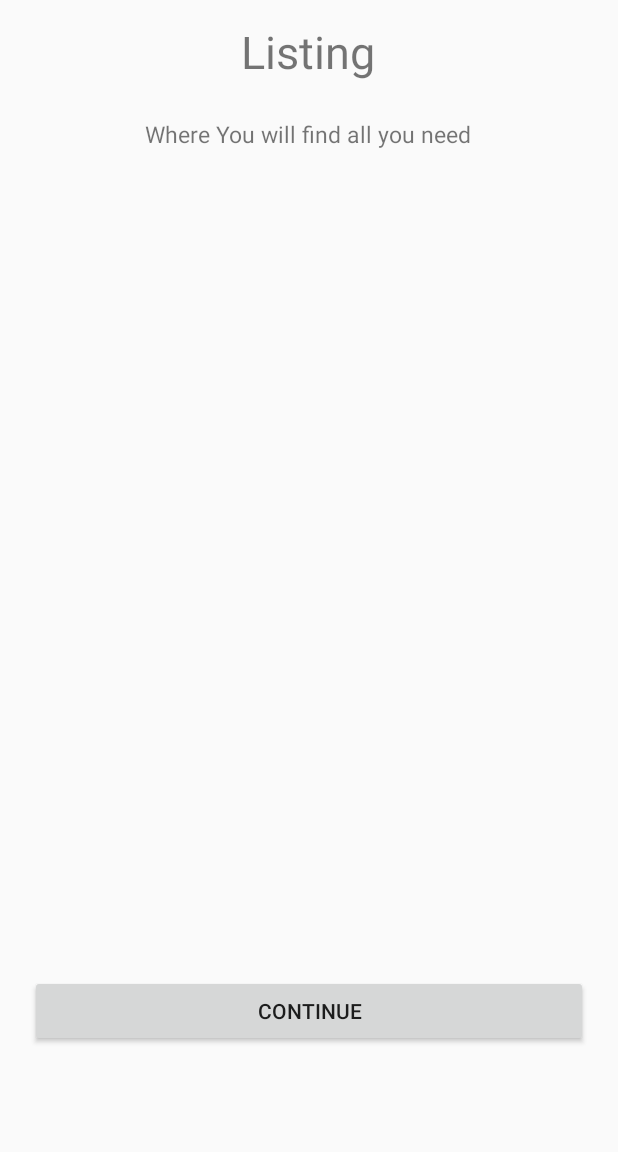
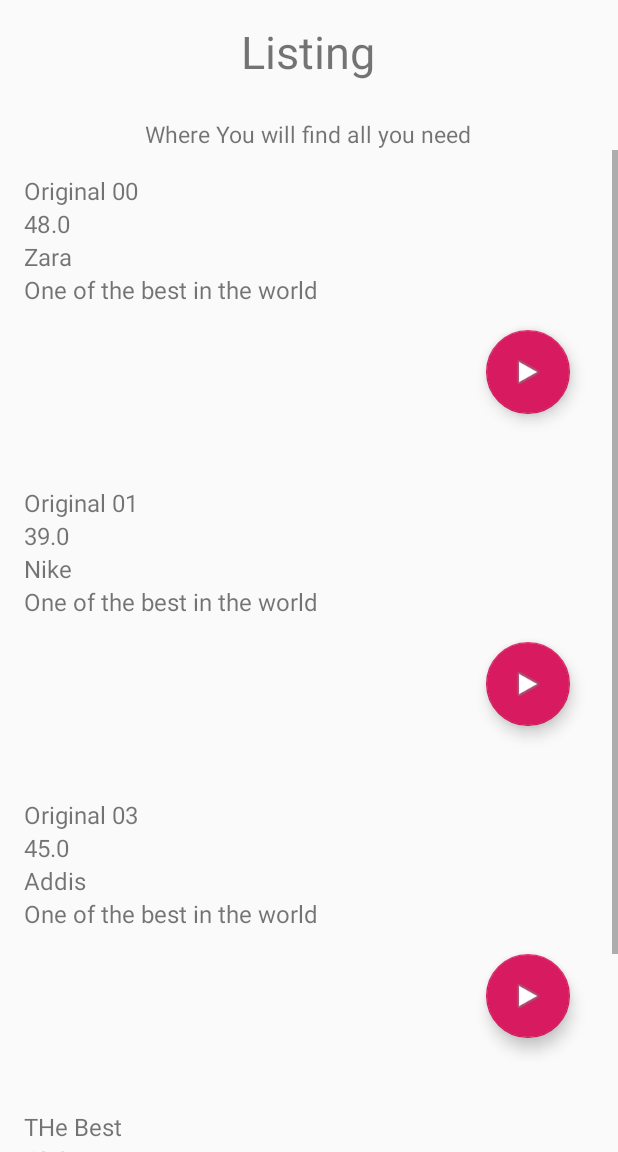
Before and after one commit to khaled-osama-elhabibi/ShoeStore, an Android app: the ListingFragment screen opened directly, with no data from a screen before it, on a phone screen of 412 x 824 dp, the part 84-1236 px from its top. Run offline under Robolectric (Android 15) with nearby library versions, the phone set to English and light mode, and no system bars; our stand-ins replace Timber, data binding, navigation-ui.

Commit message:
add: RecyclerView

```diff
--- a/app/src/main/java/com/udacity/shoestore/DetailsFragment.kt
+++ b/app/src/main/java/com/udacity/shoestore/DetailsFragment.kt
@@ -21,6 +21,7 @@ class DetailsFragment: Fragment() {
         savedInstanceState: Bundle?
     ): View? {
         navController = NavHostFragment.findNavController(this)
+        var args = DetailsFragmentArgs.fromBundle(arguments)
 
         val binding = DataBindingUtil.inflate<FragmentDetailsBinding>(
             inflater,
--- a/app/src/main/java/com/udacity/shoestore/ListingFragment.kt
+++ b/app/src/main/java/com/udacity/shoestore/ListingFragment.kt
@@ -13,30 +13,30 @@ import androidx.core.view.MenuProvider
 import androidx.databinding.DataBindingUtil
 import androidx.fragment.app.Fragment
 import androidx.lifecycle.Lifecycle
+import androidx.lifecycle.ViewModelProvider
 import androidx.navigation.NavController
 import androidx.navigation.fragment.NavHostFragment
+import androidx.recyclerview.widget.LinearLayoutManager
 import com.udacity.shoestore.databinding.FragmentListingBinding
 
 class ListingFragment: Fragment() {
+    private lateinit var listingViewModel :ListingViewModel
+    private lateinit var listingBinding :FragmentListingBinding
     private lateinit var navController :NavController
+
     override fun onCreateView(
         inflater: LayoutInflater,
         container: ViewGroup?,
         savedInstanceState: Bundle?
     ): View? {
         navController = NavHostFragment.findNavController(this)
+        listingBinding = DataBindingUtil.inflate<FragmentListingBinding>(inflater,R.layout.fragment_listing,container,false)
+        listingViewModel = ViewModelProvider(this).get(ListingViewModel::class.java)
+        val menuHost: MenuHost = requireActivity()
 
-        val binding = DataBindingUtil.inflate<FragmentListingBinding>(inflater,R.layout.fragment_listing,container,false)
-        binding.moreDetailsButton.setOnClickListener {
-            navController.navigate(ListingFragmentDirections.actionListingFragmentToDetailsFragment())
-        }
 
-        return binding.root
-    }
-
-    override fun onViewCreated(view: View, savedInstanceState: Bundle?) {
-        super.onViewCreated(view, savedInstanceState)
-        val menuHost: MenuHost = requireActivity()
+        listingBinding.shoeItemsRecycleView.layoutManager = LinearLayoutManager(context)
+        listingBinding.shoeItemsRecycleView.adapter = ShoeAdapter(listingViewModel.shoeList.value!!,navController)
 
         menuHost.addMenuProvider(object: MenuProvider {
             override fun onCreateMenu(menu: Menu, menuInflater: MenuInflater) {
@@ -53,15 +53,16 @@ class ListingFragment: Fragment() {
                 }
             }
         }, viewLifecycleOwner, Lifecycle.State.RESUMED)
+
+        return listingBinding.root
     }
 
-    private fun logOut ( ){
+    private fun logOut () {
         val sharedPreferences = context?.getSharedPreferences("MyPrefs", Context.MODE_PRIVATE)
         val editor = sharedPreferences!!.edit()
         editor.remove("email")
         editor.remove("password")
         editor.apply()
         navController.navigate(ListingFragmentDirections.actionListingFragmentToLoginFragment())
-
     }
 }
--- /dev/null
+++ b/app/src/main/java/com/udacity/shoestore/ListingViewModel.kt
@@ -0,0 +1,22 @@
+package com.udacity.shoestore
+
+import androidx.lifecycle.LiveData
+import androidx.lifecycle.MutableLiveData
+import androidx.lifecycle.ViewModel
+import com.udacity.shoestore.models.Shoe
+
+class ListingViewModel: ViewModel() {
+    private var _shoeList = MutableLiveData<MutableList<Shoe>>()
+    val shoeList : LiveData<MutableList<Shoe>>
+    get() = _shoeList
+    init {
+        _shoeList.value = mutableListOf(
+            Shoe("Original 00",48.00,"Zara","One of the best in the world"),
+            Shoe("Original 01",39.00,"Nike","One of the best in the world"),
+            Shoe("Original 03",45.00,"Addis","One of the best in the world"),
+            Shoe("THe Best",43.00,"O & M","One of the best in the world"),
+            Shoe("Original",45.00,"Zara","One of the best in the world"),
+            Shoe("Original",41.00,"Zara","One of the best in the world"),
+        )
+    }
+}
--- /dev/null
+++ b/app/src/main/java/com/udacity/shoestore/ShoeAdabter.kt
@@ -0,0 +1,36 @@
+package com.udacity.shoestore
+
+import android.view.LayoutInflater
+import android.view.ViewGroup
+import androidx.databinding.DataBindingUtil
+import androidx.navigation.NavController
+import androidx.recyclerview.widget.RecyclerView
+import com.udacity.shoestore.databinding.ShowItemBinding
+import com.udacity.shoestore.models.Shoe
+
+class ShoeAdapter(private val shoeList: MutableList<Shoe>, private val navController: NavController) : RecyclerView.Adapter<ShoeAdapter.ShoeViewHolder>() {
+
+    class ShoeViewHolder(val binding: ShowItemBinding) : RecyclerView.ViewHolder(binding.root)
+
+    override fun onCreateViewHolder(parent: ViewGroup, viewType: Int): ShoeViewHolder {
+        val binding: ShowItemBinding = DataBindingUtil.inflate(
+            LayoutInflater.from(parent.context),
+            R.layout.show_item, parent, false
+        )
+        return ShoeViewHolder(binding)
+    }
+
+    override fun onBindViewHolder(holder: ShoeViewHolder, position: Int) {
+        val shoe = shoeList[position]
+        holder.binding.shoe = shoe
+        holder.binding.goToButton.setOnClickListener {
+            val action = ListingFragmentDirections.actionListingFragmentToDetailsFragment(shoe.name,shoe.size.toString(),shoe.company,shoe.description)
+            navController.navigate(action)
+        }
+        holder.binding.executePendingBindings()
+    }
+
+    override fun getItemCount(): Int {
+        return shoeList.size
+    }
+}
--- a/app/src/main/res/layout/fragment_listing.xml
+++ b/app/src/main/res/layout/fragment_listing.xml
@@ -2,6 +2,7 @@
 <layout xmlns:tools="http://schemas.android.com/tools"
     xmlns:android="http://schemas.android.com/apk/res/android"
     xmlns:app="http://schemas.android.com/apk/res-auto">
+
     <androidx.constraintlayout.widget.ConstraintLayout
         android:layout_width="match_parent"
         android:layout_height="match_parent">
@@ -30,17 +31,23 @@
             app:layout_constraintStart_toStartOf="parent"
             app:layout_constraintTop_toBottomOf="@+id/textView" />
 
-        <Button
-            android:id="@+id/moreDetailsButton"
+
+
+        <ScrollView
             android:layout_width="match_parent"
-            android:layout_height="wrap_content"
-            android:layout_marginStart="@dimen/margin_horizontal"
-            android:layout_marginEnd="@dimen/margin_horizontal"
-            android:layout_marginBottom="@dimen/margin_vertical"
-            android:text="Continue"
+            android:layout_height="0dp"
             app:layout_constraintBottom_toBottomOf="parent"
             app:layout_constraintEnd_toEndOf="parent"
-            app:layout_constraintStart_toStartOf="parent" />
+            app:layout_constraintStart_toStartOf="parent"
+            app:layout_constraintTop_toBottomOf="@+id/textView4">
+            <androidx.recyclerview.widget.RecyclerView
+                android:id="@+id/shoeItemsRecycleView"
+                android:layout_width="match_parent"
+                android:layout_height="match_parent"
+                tools:layout_editor_absoluteX="108dp"
+                tools:layout_editor_absoluteY="210dp"
+                tools:listitem="@layout/show_item" />
+        </ScrollView>
     </androidx.constraintlayout.widget.ConstraintLayout>
 
 </layout>
--- /dev/null
+++ b/app/src/main/res/layout/show_item.xml
@@ -0,0 +1,64 @@
+<?xml version="1.0" encoding="utf-8"?>
+<layout xmlns:android="http://schemas.android.com/apk/res/android"
+    xmlns:tools="http://schemas.android.com/tools"
+    >
+    <data>
+        <variable
+            name="shoe"
+            type="com.udacity.shoestore.models.Shoe" />
+    </data>
+    <LinearLayout
+        android:layout_width="match_parent"
+        android:layout_height="wrap_content"
+        android:orientation="vertical"
+        android:padding="16dp">
+
+        <TextView
+            android:id="@+id/shoeName"
+            android:layout_width="wrap_content"
+            android:layout_height="wrap_content"
+            android:textSize="16sp"
+            android:text="@{shoe.name}"
+            tools:text="Shoe Name"
+            />
+
+        <TextView
+            android:id="@+id/shoeSize"
+            android:layout_width="wrap_content"
+            android:layout_height="wrap_content"
+            android:textSize="16sp"
+            android:text='@{String.valueOf(shoe.size)}'
+            tools:text="39"
+
+            />
+
+        <TextView
+            android:id="@+id/shoeCompany"
+            android:layout_width="wrap_content"
+            android:layout_height="wrap_content"
+            android:textSize="16sp"
+            android:text="@{shoe.company}"
+            tools:text="T And N"
+
+            />
+
+        <TextView
+            android:id="@+id/shoeDescription"
+            android:layout_width="wrap_content"
+            android:layout_height="wrap_content"
+            android:textSize="16sp"
+            android:text="@{shoe.description}"
+            tools:text="shoe.description"
+            />
+
+        <com.google.android.material.floatingactionbutton.FloatingActionButton
+            android:id="@+id/goToButton"
+            android:layout_width="wrap_content"
+            android:layout_height="wrap_content"
+            android:layout_gravity="end|bottom"
+            android:layout_margin="16dp"
+            android:contentDescription="See"
+            android:src="@android:drawable/ic_media_play" />
+
+    </LinearLayout>
+</layout>
--- a/app/src/main/res/navigation/nav_graph.xml
+++ b/app/src/main/res/navigation/nav_graph.xml
@@ -26,7 +26,20 @@
     <fragment
         android:id="@+id/detailsFragment"
         android:name="com.udacity.shoestore.DetailsFragment"
-        android:label="DetailsFragment" />
+        android:label="DetailsFragment" >
+        <argument
+            android:name="shoeName"
+            app:argType="string" />
+        <argument
+            android:name="shoeSize"
+            app:argType="string" />
+        <argument
+            android:name="company"
+            app:argType="string" />
+        <argument
+            android:name="description"
+            app:argType="string" />
+    </fragment>
     <fragment
         android:id="@+id/listingFragment"
         android:name="com.udacity.shoestore.ListingFragment"
```
